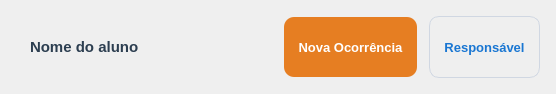
First picture: the form in App/view/ui/studentCard.ui, repository Senac-SOR-ADS/Gerenciamento-Escolar, before the edit.
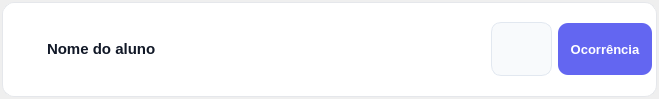
Second picture: the form after the edit. Icons and pictures are not drawn.

The edit to the form file:
```diff
--- a/App/view/ui/studentCard.ui
+++ b/App/view/ui/studentCard.ui
@@ -6,10 +6,16 @@
    <rect>
     <x>0</x>
     <y>0</y>
-    <width>556</width>
-    <height>94</height>
+    <width>659</width>
+    <height>99</height>
    </rect>
   </property>
+  <property name="sizePolicy">
+   <sizepolicy hsizetype="Preferred" vsizetype="Fixed">
+    <horstretch>0</horstretch>
+    <verstretch>0</verstretch>
+   </sizepolicy>
+  </property>
   <property name="minimumSize">
    <size>
     <width>500</width>
@@ -30,29 +36,53 @@
     <normaloff>imagens/68045.png</normaloff>imagens/68045.png</iconset>
   </property>
   <property name="styleSheet">
-   <string notr="true">QPushButton {
+   <string notr="true">#widget {
+    background-color: #ffffff;
+    border-radius: 12px;
+    border: 1px solid #e5e7eb;
+    padding: 12px;
+}
+
+QLabel#studentIcon {
+    min-width: 22px;
+    min-height: 22px;
+    max-width: 22px;
+    max-height: 22px;
+	padding: 0px;
+	padding-left: 10px;
+}
+
+QPushButton {
     border-radius: 10px;
-    padding: 10px 14px;
+    padding: 8px 12px;
     font-size: 13px;
     font-weight: 600;
-    min-height: 40px;
+    min-height: 36px;
 }
 
 QPushButton#studentName {
     background-color: transparent;
-    color: #2c3e50;
+    color: #111827;
     text-align: left;
+    font-family: &quot;Segoe UI&quot;, &quot;Inter&quot;, sans-serif;
     font-size: 15px;
-    font-weight: 700;
+    font-weight: 600;
+    padding-left: 2px;
 }
 
 QPushButton#studentName:hover {
-    background-color: #f5f7fa;
+    background-color: #f9fafb;
+}
+
+QLabel#parentLabel {
+    color: #6b7280;
+    font-size: 12px;
 }
 
 QPushButton#newReport {
-    background-color: #E67E22;
+    background-color: #6366f1;
     color: white;
+    border: none;
 }
 
 QPushButton#newReport:hover {
@@ -64,38 +94,76 @@
 }
 
 QPushButton#parentInfo {
-    background-color: transparent;
-    color: #1976D2;
-    border: 1px solid #d0d7e2;
+    background-color: #f8fafc;
+    color: #334155;
+    border: 1px solid #e2e8f0;
 }
 
 QPushButton#parentInfo:hover {
     background-color: #eef4ff;
     border: 1px solid #1976D2;
 }
-QPushButton:hover {
-    border: 1px solid #cfd8e3;
-}
+
 </string>
   </property>
-  <layout class="QHBoxLayout" name="horizontalLayout" stretch="3,1,1">
+  <layout class="QHBoxLayout" name="horizontalLayout" stretch="0">
    <property name="spacing">
-    <number>12</number>
+    <number>6</number>
    </property>
    <property name="leftMargin">
-    <number>16</number>
+    <number>2</number>
    </property>
    <property name="topMargin">
-    <number>12</number>
+    <number>2</number>
    </property>
    <property name="rightMargin">
-    <number>16</number>
+    <number>2</number>
    </property>
    <property name="bottomMargin">
-    <number>12</number>
+    <number>2</number>
    </property>
+   <item>
+    <widget class="QWidget" name="widget" native="true">
+     <property name="styleSheet">
+      <string notr="true"/>
+     </property>
+     <layout class="QHBoxLayout" name="horizontalLayout_2" stretch="0,1,0,0">
+      <property name="leftMargin">
+       <number>5</number>
+      </property>
+      <property name="topMargin">
+       <number>5</number>
+      </property>
+      <property name="rightMargin">
+       <number>5</number>
+      </property>
+      <property name="bottomMargin">
+       <number>5</number>
+      </property>
+      <item>
+       <widget class="QLabel" name="studentIcon">
+        <property name="text">
+         <string/>
+        </property>
+        <property name="pixmap">
+         <pixmap>imagens/57073.png</pixmap>
+        </property>
+        <property name="scaledContents">
+         <bool>true</bool>
+        </property>
+       </widget>
+      </item>
    <item>
     <widget class="QPushButton" name="studentName">
+        <property name="minimumSize">
+         <size>
+          <width>0</width>
+          <height>52</height>
+         </size>
+        </property>
+        <property name="inputMethodHints">
+         <set>Qt::ImhNone</set>
+        </property>
      <property name="text">
       <string>Nome do aluno</string>
      </property>
@@ -107,6 +175,41 @@
       <size>
        <width>26</width>
        <height>26</height>
+         </size>
+        </property>
+        <property name="checkable">
+         <bool>false</bool>
+        </property>
+        <property name="autoDefault">
+         <bool>false</bool>
+        </property>
+        <property name="default">
+         <bool>false</bool>
+        </property>
+        <property name="flat">
+         <bool>false</bool>
+        </property>
+       </widget>
+      </item>
+      <item alignment="Qt::AlignVCenter">
+       <widget class="QPushButton" name="parentInfo">
+        <property name="minimumSize">
+         <size>
+          <width>0</width>
+          <height>54</height>
+         </size>
+        </property>
+        <property name="text">
+         <string/>
+        </property>
+        <property name="icon">
+         <iconset>
+          <normaloff>imagens/parent-guardian-removebg-preview.png</normaloff>imagens/parent-guardian-removebg-preview.png</iconset>
+        </property>
+        <property name="iconSize">
+         <size>
+          <width>23</width>
+          <height>23</height>
       </size>
      </property>
     </widget>
@@ -114,11 +217,7 @@
    <item>
     <widget class="QPushButton" name="newReport">
      <property name="text">
-      <string>Nova Ocorrência</string>
-     </property>
-     <property name="icon">
-      <iconset>
-       <normaloff>imagens/pngtree-warning-flat-red-color-rounded-vector-icon-accident-notice-fatal-vector-picture-image_9721366.png</normaloff>imagens/pngtree-warning-flat-red-color-rounded-vector-icon-accident-notice-fatal-vector-picture-image_9721366.png</iconset>
+         <string>Ocorrência</string>
      </property>
      <property name="iconSize">
       <size>
@@ -137,21 +236,7 @@
      </property>
     </widget>
    </item>
-   <item>
-    <widget class="QPushButton" name="parentInfo">
-     <property name="text">
-      <string>Responsável</string>
-     </property>
-     <property name="icon">
-      <iconset>
-       <normaloff>imagens/13483717.png</normaloff>imagens/13483717.png</iconset>
-     </property>
-     <property name="iconSize">
-      <size>
-       <width>26</width>
-       <height>26</height>
-      </size>
-     </property>
+     </layout>
     </widget>
    </item>
   </layout>
```
Left out of the diff: 13 changed lines with no effect on the pictures. Lines whose indentation alone changed are shown as unchanged.
